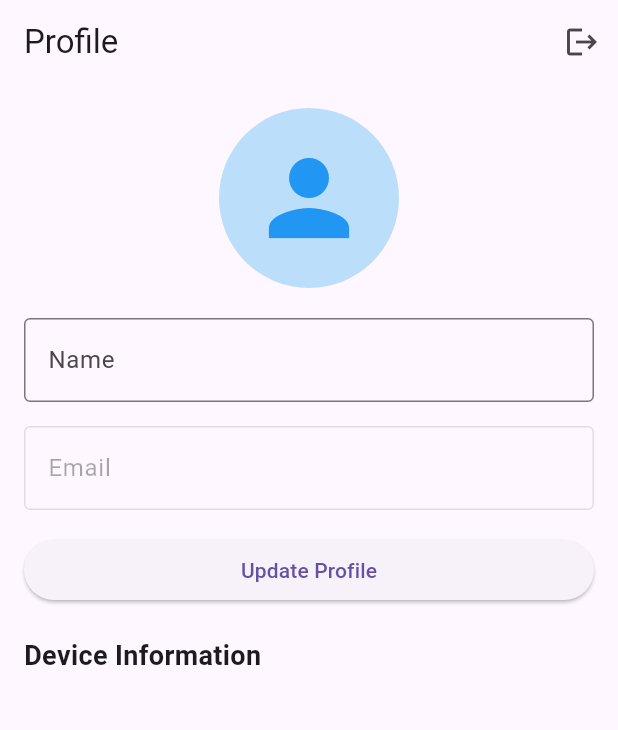
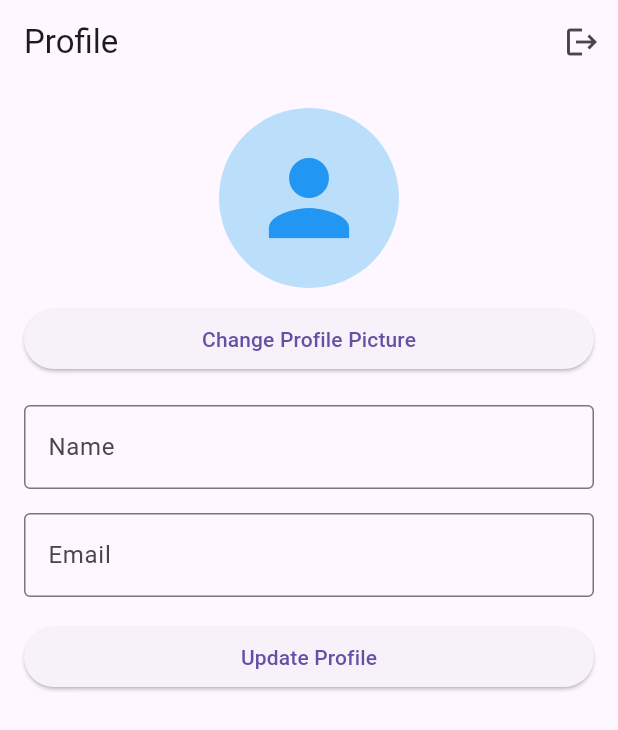
Before and after one commit to Michael-Ogundipe/Ecommerce-app, a Flutter app: the ProfileScreen screen opened by its route, on a phone screen of 412 x 824 dp. Shown: the top 730 px of the screen. Run offline on Flutter 3.47's test engine with Material 3 defaults, Android fonts, the phone set to English and light mode, and no system bars; our stand-ins replace cached_network_image, dio, firebase_auth, firebase_core, flutter_riverpod, go_router and 1 more; accounts and stored records are empty; network calls fail.

Commit message:
added update profile picture

```diff
--- a/lib/src/features/profile/presentation/profile_screen.dart
+++ b/lib/src/features/profile/presentation/profile_screen.dart
@@ -1,20 +1,25 @@
 import 'package:flutter/material.dart';
 import 'package:firebase_auth/firebase_auth.dart';
 import 'package:go_router/go_router.dart';
+import 'package:image_picker/image_picker.dart';
 
 
 class ProfileScreen extends StatefulWidget {
+  const ProfileScreen({super.key});
+
   @override
-  _ProfileScreenState createState() => _ProfileScreenState();
+  ProfileScreenState createState() => ProfileScreenState();
 }
 
-class _ProfileScreenState extends State<ProfileScreen> {
+class ProfileScreenState extends State<ProfileScreen> {
   final _auth = FirebaseAuth.instance;
   //final _deviceInfoService = DeviceInfoService();
   Map<String, dynamic> _deviceInfo = {};
 
   final _nameController = TextEditingController();
   final _emailController = TextEditingController();
+  String _profilePictureUrl = '';
+  final _picker = ImagePicker();
 
   @override
   void initState() {
@@ -29,6 +34,7 @@ class _ProfileScreenState extends State<ProfileScreen> {
       setState(() {
         _emailController.text = user.email ?? '';
         _nameController.text = user.displayName ?? '';
+        _profilePictureUrl = user.photoURL ?? '';
       });
     }
   }
@@ -45,14 +51,32 @@ class _ProfileScreenState extends State<ProfileScreen> {
     if (user != null) {
       try {
         await user.updateDisplayName(_nameController.text);
+        if (_emailController.text.isNotEmpty && _emailController.text != user.email) {
+          await user.verifyBeforeUpdateEmail(_emailController.text.trim());
+        }
+        if (_profilePictureUrl.isNotEmpty) {
+          await user.updatePhotoURL(_profilePictureUrl);
+        }
+        await user.reload();
         ScaffoldMessenger.of(context).showSnackBar(
           SnackBar(content: Text('Profile Updated Successfully')),
         );
+        setState(() {});
       } catch (e) {
         ScaffoldMessenger.of(context).showSnackBar(
           SnackBar(content: Text('Failed to update profile: $e')),
         );
       }
+    }
+  }
+
+  Future<void> _pickImage() async {
+    final XFile? image = await _picker.pickImage(source: ImageSource.gallery);
+    if (image != null) {
+      // Here, you should upload the image to Firebase Storage and get the URL
+      setState(() {
+        _profilePictureUrl = image.path; // Replace this with the uploaded URL
+      });
     }
   }
 
@@ -63,6 +87,7 @@ class _ProfileScreenState extends State<ProfileScreen> {
 
   @override
   Widget build(BuildContext context) {
+    final user = _auth.currentUser;
     return Scaffold(
       appBar: AppBar(
         title: Text('Profile'),
@@ -81,11 +106,17 @@ class _ProfileScreenState extends State<ProfileScreen> {
             CircleAvatar(
               radius: 60,
               backgroundColor: Colors.blue.shade100,
-              child: Icon(
-                Icons.person,
-                size: 80,
-                color: Colors.blue,
-              ),
+              backgroundImage: _profilePictureUrl.isNotEmpty
+                  ? NetworkImage(_profilePictureUrl)
+                  : null,
+              child: _profilePictureUrl.isEmpty
+                  ? Icon(Icons.person, size: 80, color: Colors.blue)
+                  : null,
+            ),
+            SizedBox(height: 10),
+            ElevatedButton(
+              onPressed: _pickImage,
+              child: Text('Change Profile Picture'),
             ),
             SizedBox(height: 20),
             TextField(
@@ -98,7 +129,6 @@ class _ProfileScreenState extends State<ProfileScreen> {
             SizedBox(height: 16),
             TextField(
               controller: _emailController,
-              enabled: false,
               decoration: InputDecoration(
                 labelText: 'Email',
                 border: OutlineInputBorder(),
@@ -109,21 +139,6 @@ class _ProfileScreenState extends State<ProfileScreen> {
               onPressed: _updateProfile,
               child: Text('Update Profile'),
             ),
-            SizedBox(height: 20),
-            Text(
-              'Device Information',
-              style: TextStyle(
-                fontSize: 18,
-                fontWeight: FontWeight.bold,
-              ),
-            ),
-            SizedBox(height: 10),
-            ..._deviceInfo.entries.map((entry) =>
-                ListTile(
-                  title: Text(entry.key),
-                  subtitle: Text(entry.value.toString()),
-                )
-            ).toList(),
           ],
         ),
       ),
```
